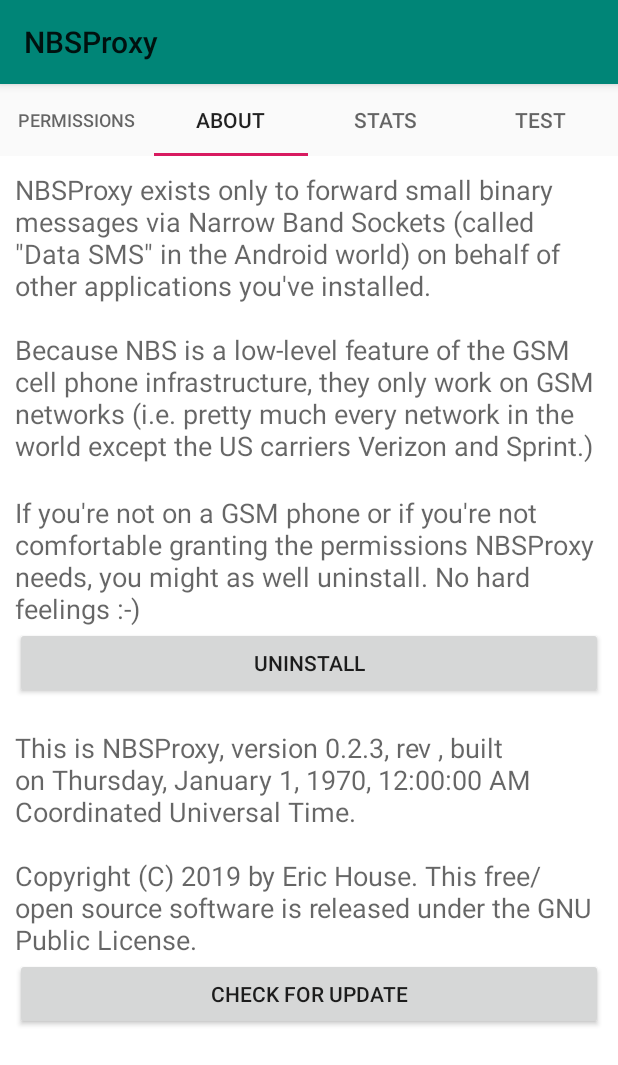
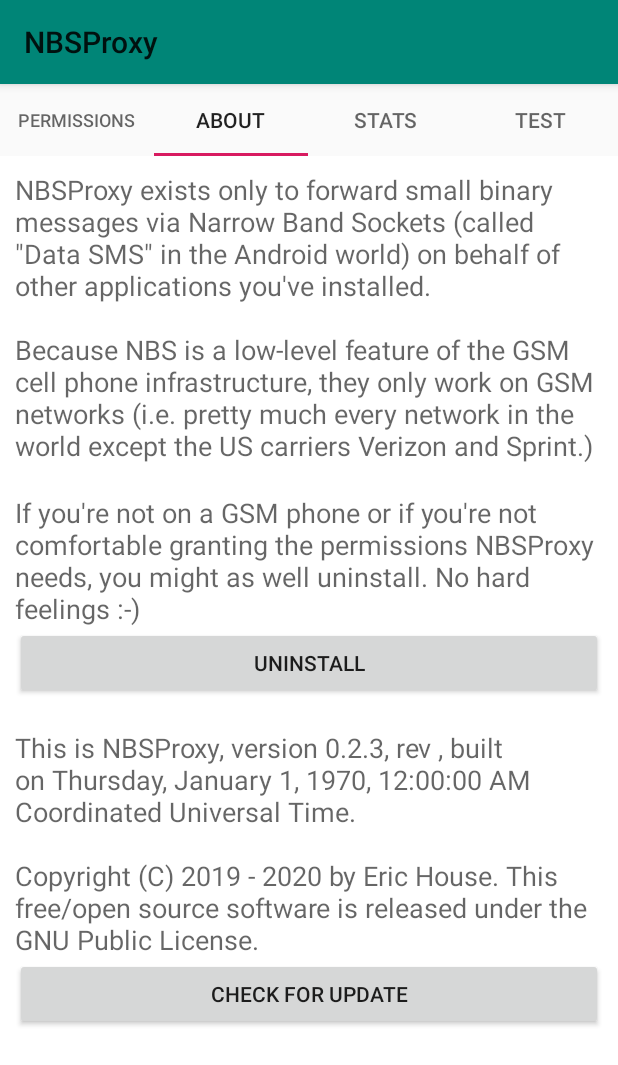
Before and after one commit to eehouse/nbsproxy, an Android app: the screen it shows after launch (MainActivity), tab 2 chosen, on a phone screen of 412 x 824 dp. Shown: the top 1065 px of the screen. Run offline under Robolectric (Android 15) with nearby library versions, the phone set to English and light mode, and no system bars; libraries missing offline, so code that uses them is left out: junit.framework; 3 statements that could not run were skipped.

Commit message:
cleanup
move strings into strings.xml, mostly

```diff
--- a/app/build.gradle
+++ b/app/build.gradle
@@ -28,8 +28,8 @@ android {
     }
 
     buildTypes {
-		all {
-			resValue "string", "nbsp_port", "4369"
+        all {
+            resValue "string", "nbsp_port", "4369"
             buildConfigField "String", "GIT_REV", "\"$GITREV\""
 
             def stamp = Math.round(System.currentTimeMillis() / 1000)
--- a/app/src/main/java/org/eehouse/android/nbsp/StatsDB.java
+++ b/app/src/main/java/org/eehouse/android/nbsp/StatsDB.java
@@ -104,8 +104,6 @@ public class StatsDB {
                 .format( "out: {%d:%d:%d}, in: {%d:%d:%d}",
                          countTX, bytesTX, avgTX, countRX, bytesRX, avgRX );
         }
-
-        public static String legend() { return "{msg count:total bytes:avg size}"; }
 
         public short getPort() { return port; }
 
--- a/app/src/main/java/org/eehouse/android/nbsp/ui/StatsFragment.java
+++ b/app/src/main/java/org/eehouse/android/nbsp/ui/StatsFragment.java
@@ -79,15 +79,13 @@ public class StatsFragment extends PageFragment {
             final Activity activity = getActivity();
             final StringBuilder sb = new StringBuilder();
 
-            sb.append("Legend: ")
-                .append(HourRecord.legend())
+            sb.append( getString( R.string.stats_legend ) )
                 .append("\n\n");
 
             for ( short port : mData.keys() ) {
                 String app = mData.appNameFor( port );
-                sb.append("app: ")
-                    .append(PortReg.nameFor(getActivity(), app ))
-                    .append( "; port: ").append(port)
+                String name = PortReg.nameFor(getActivity(), app );
+                sb.append( getString( R.string.stats_app_fmt, name, port ) )
                     .append("\n");
 
                 HourRecord[] recs = mData.get( port );
--- a/app/src/main/res/values/strings.xml
+++ b/app/src/main/res/values/strings.xml
@@ -88,7 +88,13 @@
     <string name="stats_col_three">Lifetime:</string>
 
     <string name="version_text_fmt">This is NBSProxy, version %1$s,
-    rev %2$s, built on %3$s.\n\nCopyright (C) 2019 by Eric House. This
-    free/open source software is released under the GNU Public
-    License.</string>
+    rev %2$s, built on %3$s.\n\nCopyright (C) 2019 - 2020 by Eric
+    House. This free/open source software is released under the GNU
+    Public License.</string>
+
+    <!-- shown at top of stats page to explain the data below -->
+    <string name="stats_legend">{Legend: msg count:total bytes:avg size}</string>
+    <!-- Line starting each app's record -->
+    <string name="stats_app_fmt">app: %1$s; port: %2$d</string>
+
 </resources>
```
